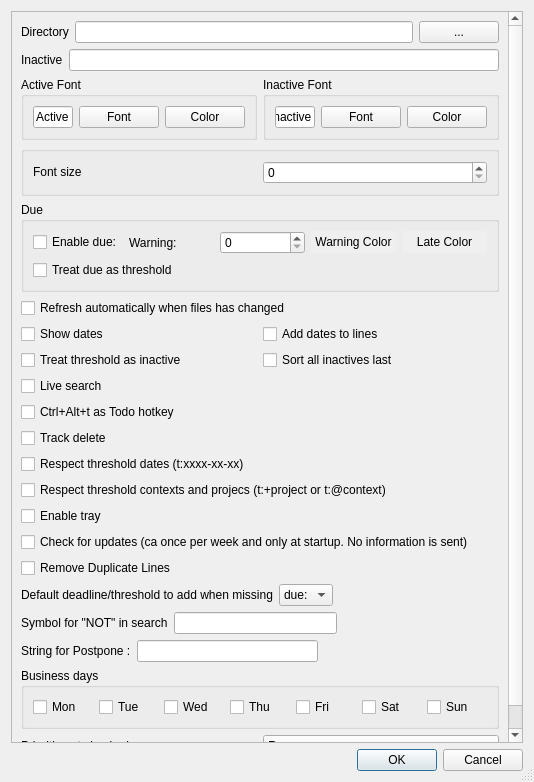
Qt form settingsdialog.ui (SverrirValgeirsson/Todour) before a commit.
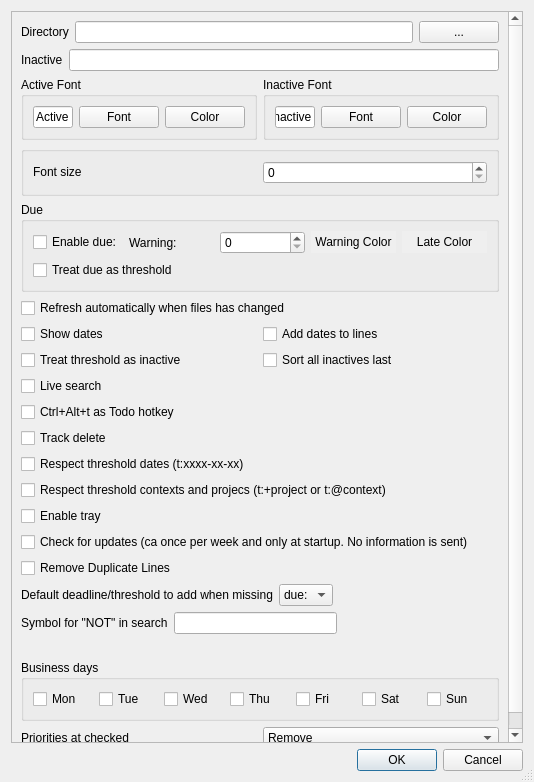
The same form after that commit.

Commit message: Remove Postpone string from settings

Diff of the .ui file:
```diff
--- a/settingsdialog.ui
+++ b/settingsdialog.ui
@@ -421,20 +421,6 @@
 
     <item>
         <layout class="QHBoxLayout" name="horizontalLayout_16">
-         <item>
-          <widget class="QLabel" name="label_16">
-           <property name="text">
-            <string>String for Postpone :</string>
-           </property>
-          </widget>
-         </item>
-         <item>
-          <widget class="QLineEdit" name="postpone_string">
-           <property name="alignment">
-            <set>Qt::AlignLeft</set>
-           </property>
-          </widget>
-         </item>
          <item>
           <spacer name="horizontalSpacer_2">
            <property name="orientation">
```
The commit also changes 1 other file.
